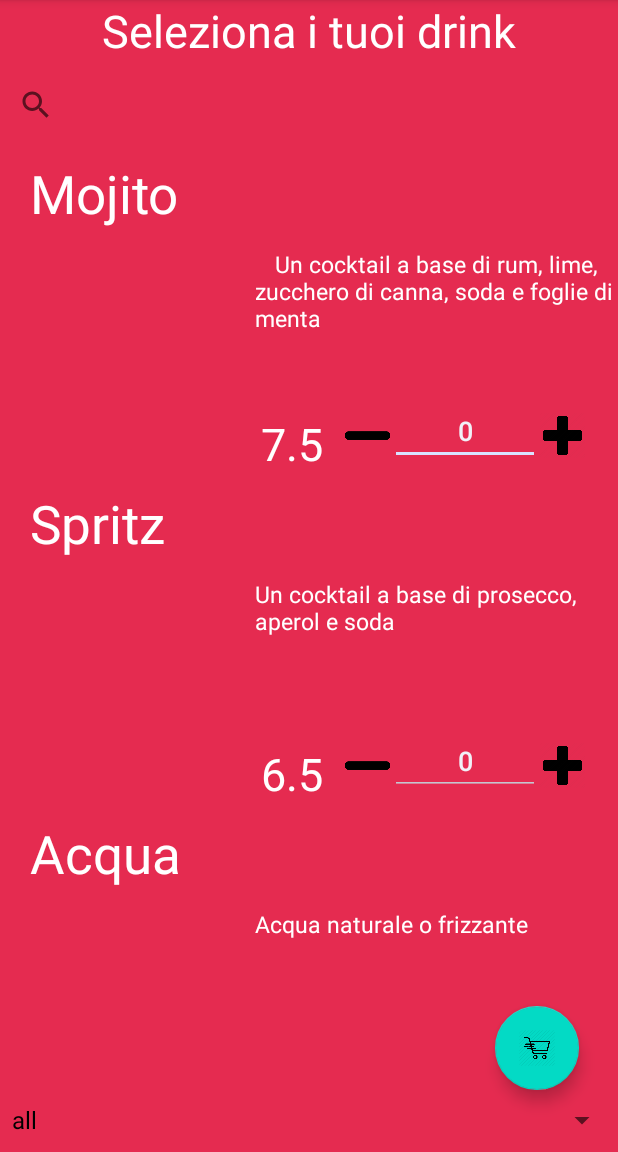
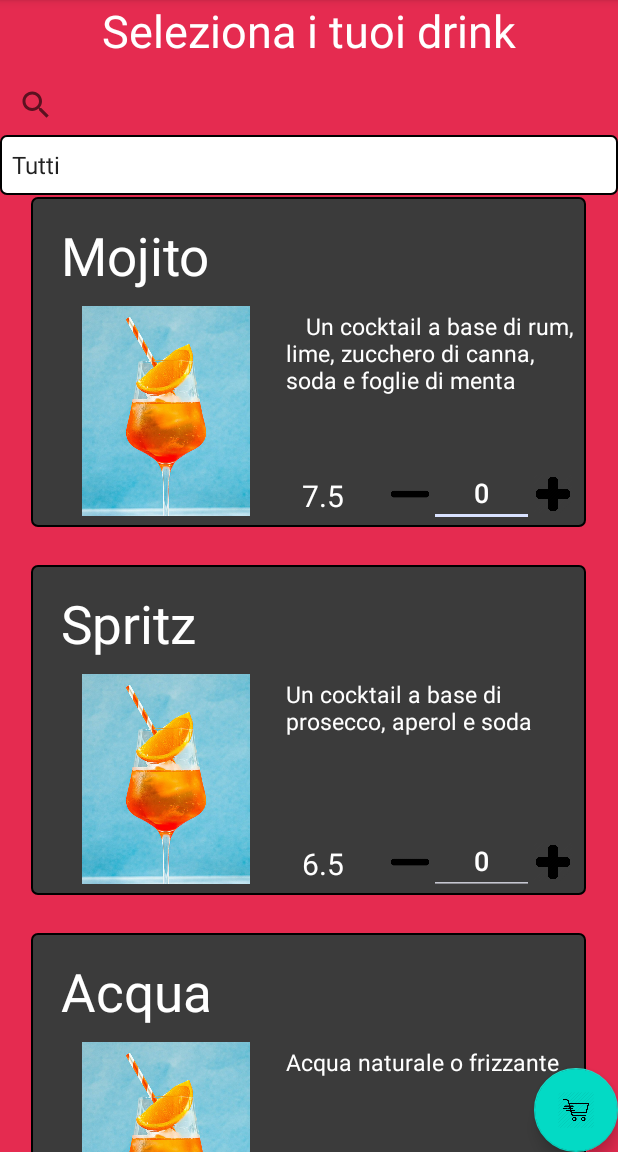
Before and after one commit to giulioborriello/DrinkProject, an Android app: the screen it shows after launch (DrinkActivity), after a tap on "next step", on a phone screen of 412 x 824 dp, the part 84-1236 px from its top. Run offline under Robolectric (Android 15) with nearby library versions, the phone set to English and light mode, and no system bars; Roboto replaces fonts that are not available here.

Commit message:
migliorata esteticamente l'interfaccia e aggiunta la possibilità di fare swipe verso destra per eliminare un elemento dal carrello

```diff
--- a/app/build.gradle
+++ b/app/build.gradle
@@ -45,6 +45,7 @@ android {
 }
 
 dependencies {
+    implementation 'androidx.recyclerview:recyclerview:1.3.0'
     implementation 'org.apache.commons:commons-text:1.9'
     implementation 'com.google.code.gson:gson:2.8.9'
     implementation 'org.postgresql:postgresql:42.2.5'
--- a/app/src/main/java/com/example/drinkproject/activities/CarrelloActivity.java
+++ b/app/src/main/java/com/example/drinkproject/activities/CarrelloActivity.java
@@ -2,6 +2,7 @@ package com.example.drinkproject.activities;
 
 import androidx.annotation.NonNull;
 import androidx.appcompat.app.AppCompatActivity;
+import androidx.recyclerview.widget.DefaultItemAnimator;
 import androidx.recyclerview.widget.LinearLayoutManager;
 import androidx.recyclerview.widget.RecyclerView;
 
@@ -30,12 +31,9 @@ public class CarrelloActivity extends AppCompatActivity {
         setContentView(R.layout.activity_carrello);
 
         recyclerView = findViewById(R.id.recyclerViewOrderSummary);
-        List<DrinkOrdine> drinks = controller.getSummary();
 
         recyclerView.setLayoutManager(new LinearLayoutManager(getApplicationContext()));
-        recyclerView.setAdapter(new CarrelloAdapter(getApplicationContext(), drinks, findViewById(R.id.totalCounter)));
-
-
+        recyclerView.setAdapter(new CarrelloAdapter(getApplicationContext(), findViewById(R.id.totalCounter), recyclerView));
     }
 
 
--- a/app/src/main/java/com/example/drinkproject/activities/DrinkActivity.java
+++ b/app/src/main/java/com/example/drinkproject/activities/DrinkActivity.java
@@ -28,6 +28,7 @@ public class DrinkActivity extends AppCompatActivity {
     private final Controller controller = Controller.getInstance();
     List<Drink> drinks = controller.getDrinks();
     DrinksAdapter myAdapter;
+    private  boolean doubleBackToExitPressedOnce=false;
 
 
     @Override
@@ -37,11 +38,11 @@ public class DrinkActivity extends AppCompatActivity {
         //TODO add logic for filter menu and query to db
         Spinner dropDownFilterMenu = findViewById(R.id.dropDownMenu);
         String[] filters = controller.getCategorie();
-        ArrayAdapter<String> adapter = new ArrayAdapter<>(this, android.R.layout.simple_spinner_dropdown_item, filters);
+        ArrayAdapter<String> adapter = new ArrayAdapter<>(this, android.R.layout.simple_spinner_item, filters);
         dropDownFilterMenu.setAdapter(adapter);
 
         RecyclerView recyclerView = findViewById(R.id.drinkRecyclerView);
-        myAdapter = new DrinksAdapter(getApplicationContext(), drinks);
+        myAdapter = new DrinksAdapter(getApplicationContext());
 
         recyclerView.setLayoutManager(new LinearLayoutManager(getApplicationContext()));
 
@@ -49,13 +50,10 @@ public class DrinkActivity extends AppCompatActivity {
     }
 
 
-
     @SuppressWarnings("deprecation")
     @Override
     protected void onResume(){
         super.onResume();
-
-
 
         FloatingActionButton goToCartButton = findViewById(R.id.goToCartButton);
         goToCartButton.setOnClickListener(v -> {
@@ -66,6 +64,7 @@ public class DrinkActivity extends AppCompatActivity {
                 Toast.makeText(getApplicationContext(), "Il carrello è vuoto", Toast.LENGTH_SHORT).show();
             }
         });
+
 
         Spinner dropDownFilterMenu = findViewById(R.id.dropDownMenu);
         dropDownFilterMenu.setOnItemSelectedListener(new AdapterView.OnItemSelectedListener() {
@@ -78,7 +77,9 @@ public class DrinkActivity extends AppCompatActivity {
             public void onNothingSelected(AdapterView<?> parent) {}
         });
 
+
         SearchView searchView = findViewById(R.id.searchView);
+        searchView.setOnClickListener(v -> searchView.setIconified(false));
         searchView.setOnQueryTextListener(new SearchView.OnQueryTextListener() {
             @Override
             public boolean onQueryTextSubmit(String query) {
@@ -94,36 +95,17 @@ public class DrinkActivity extends AppCompatActivity {
     }
 
 
-
-
-    private  boolean doubleBackToExitPressedOnce=false;
     @SuppressWarnings("deprecation")
     @Override
     public void onBackPressed() {
         if (doubleBackToExitPressedOnce) {
-
             finishAffinity();
             System.exit(0);
         }
-
         this.doubleBackToExitPressedOnce = true;
         Toast.makeText(this, "premi ancora per uscire", Toast.LENGTH_SHORT).show();
-
         new Handler().postDelayed(() -> doubleBackToExitPressedOnce=false, 2000);
     }
-
-
-
-
-
-
-
-
-
-
-
-
-
 
 
     @SuppressLint("NotifyDataSetChanged")
--- a/app/src/main/java/com/example/drinkproject/activities/PagamentoActivity.java
+++ b/app/src/main/java/com/example/drinkproject/activities/PagamentoActivity.java
@@ -22,12 +22,8 @@ public class PagamentoActivity extends AppCompatActivity {
         super.onCreate(savedInstanceState);
         setContentView(R.layout.activity_pagamento);
 
-
         EditText numeroCarta = findViewById(R.id.numeroCarta);
         numeroCarta.addTextChangedListener(new CreditCardTextWatcher(numeroCarta));
-
-
-
 
         String[] months = new String[]{"Gennaio", "Febbraio", "Marzo", "Aprile", "Maggio", "Giugno", "Luglio", "Agosto", "Settembre", "Ottobre", "Novembre", "Dicembre"};
 
@@ -36,7 +32,6 @@ public class PagamentoActivity extends AppCompatActivity {
 
         Spinner mesiSpinner = findViewById(R.id.meseScadenza);
         mesiSpinner.setAdapter(mesiAdapter);
-
 
         String[] anni = new String[]{"2024", "2025", "2026", "2027", "2028", "2029", "2030"};
 
--- a/app/src/main/java/com/example/drinkproject/views/DrinksAdapter.java
+++ b/app/src/main/java/com/example/drinkproject/views/DrinksAdapter.java
@@ -1,8 +1,6 @@
     package com.example.drinkproject.views;
 
     import android.content.Context;
-    import android.graphics.Bitmap;
-    import android.graphics.BitmapFactory;
     import android.text.Editable;
     import android.text.TextWatcher;
     import android.view.LayoutInflater;
@@ -24,17 +22,15 @@
 
     public class DrinksAdapter extends RecyclerView.Adapter<DrinksHolder> implements Filterable {
         Context context;
-        private List<Drink> drinks;
-        private final List<Drink> filteredDrinks;
         private final LayoutInflater inflater;
         private Filter filter;
         Controller controller = Controller.getInstance();
+        private List<Drink> drinks = controller.getDrinks();
+        private final List<Drink> filteredDrinks = new ArrayList<>(drinks);
 
 
-        public DrinksAdapter(Context context, List<Drink> drinks) {
+        public DrinksAdapter(Context context) {
             this.context = context;
-            this.drinks = drinks;
-            this.filteredDrinks = new ArrayList<>(drinks);
             inflater = LayoutInflater.from(context);
             this.filter = getFilter();
         }
@@ -53,15 +49,15 @@
             String name = filteredDrinks.get(position).getNome();
             String description = filteredDrinks.get(position).getDescrizione();
 
-            Double aDouble = filteredDrinks.get(position).getPrezzo();
-            String price = aDouble.toString();
+            double aDouble = filteredDrinks.get(position).getPrezzo();
+            String price = Double.toString(aDouble);
 
-            Bitmap bitmap = BitmapFactory.decodeByteArray(drinks.get(position).getImmagine(), 0, drinks.get(position).getImmagine().length);
+            //Bitmap bitmap = BitmapFactory.decodeByteArray(drinks.get(position).getImmagine(), 0, drinks.get(position).getImmagine().length);
 
             holder.nome.setText(name);
             holder.descrizione.setText(description);
             holder.prezzo.setText(price);
-            holder.immagine.setImageBitmap(bitmap);
+            holder.immagine.setImageResource(R.drawable.spritz);
             holder.id = filteredDrinks.get(position).getId();
             holder.quantita.setText(controller.getQuantitaOrdinata(filteredDrinks.get(position).getId()));
 
@@ -119,11 +115,7 @@
                     String filterString = constraint.toString().toLowerCase().trim();
                     List<Drink> filteredList = new ArrayList<>();
 
-                    if (filterString.equals("all")) {
-                        filteredList.addAll(drinks);
-                    } else {
-                        filteredList.addAll(controller.FiltraDrinkPerCategoria(filterString));
-                    }
+                    filtraInBaseAllaCategoria(filterString, filteredList);
 
                     FilterResults filterResults = new FilterResults();
                     filterResults.values = filteredList;
@@ -140,6 +132,24 @@
             });
         }
 
+        private void filtraInBaseAllaCategoria(String filterString, List<Drink> filteredList) {
+            if (filterString.equalsIgnoreCase("Tutti")) {
+                filteredList.addAll(drinks);
+            }
+
+            else if (filterString.equalsIgnoreCase("Consigliati in base ai tuoi gusti")) {
+                filteredList.addAll(controller.getSuggeritiInbaseAiTuoiGusti());
+            }
+
+            else if (filterString.equalsIgnoreCase("Consigliati in base alle tue tendenze")) {
+                filteredList.addAll(controller.getSuggeritiInBaseAlleTendenze());
+            }
+
+            else {
+                filteredList.addAll(controller.FiltraDrinkPerCategoria(filterString));
+            }
+        }
+
 
         @Override
         public Filter getFilter() {
@@ -149,11 +159,7 @@
                     String filterString = constraint.toString().toLowerCase().trim();
                     List<Drink> filteredList = new ArrayList<>();
 
-                    if (filterString.isEmpty()) {
-                        filteredList.addAll(drinks);
-                    } else {
-                        filteredList.addAll(controller.cercaDrink(filterString));
-                    }
+                    filtraInBaseAllaRicerca(filterString.isEmpty(), filteredList, drinks, controller.cercaDrink(filterString));
 
                     FilterResults filterResults = new FilterResults();
                     filterResults.values = filteredList;
@@ -170,4 +176,12 @@
             };
         }
 
+
+        private void filtraInBaseAllaRicerca(boolean filterString, List<Drink> filteredList, List<Drink> drinks, ArrayList<Drink> controller) {
+            if (filterString) {
+                filteredList.addAll(drinks);
+            } else {
+                filteredList.addAll(controller);
+            }
+        }
     }
--- a/app/src/main/java/com/example/drinkproject/views/DrinksHolder.java
+++ b/app/src/main/java/com/example/drinkproject/views/DrinksHolder.java
@@ -23,12 +23,12 @@ public class DrinksHolder extends RecyclerView.ViewHolder {
     public DrinksHolder(@NonNull View itemView) {
         super(itemView);
         context = itemView.getContext();
-        prezzo = itemView.findViewById(R.id.prezzoDrinkCarrello);
-        immagine = itemView.findViewById(R.id.immagineDrinkCarrello);
-        nome = itemView.findViewById(R.id.drinkName);
-        descrizione = itemView.findViewById(R.id.descrizioneDrinkCarrello);
-        quantita = itemView.findViewById(R.id.quantitaDrink);
-        aggiungiUnDrink = itemView.findViewById(R.id.bottonePiuCarrello);
-        rimuoviUnDrink = itemView.findViewById(R.id.bottoneMenoCarrello);
+        prezzo = itemView.findViewById(R.id.prezzoDrink);
+        immagine = itemView.findViewById(R.id.immagineDrink);
+        nome = itemView.findViewById(R.id.nomeDrink);
+        descrizione = itemView.findViewById(R.id.descrizioneDrink);
+        quantita = itemView.findViewById(R.id.quantitaDrinkCarrello);
+        aggiungiUnDrink = itemView.findViewById(R.id.pulsantePiu);
+        rimuoviUnDrink = itemView.findViewById(R.id.pulsanteMeno);
     }
 }
--- a/app/src/main/java/controller/Controller.java
+++ b/app/src/main/java/controller/Controller.java
@@ -1,7 +1,5 @@
 package controller;
 
-import java.io.File;
-import java.io.FileInputStream;
 import java.io.IOException;
 import java.nio.file.Files;
 import java.nio.file.Paths;
@@ -89,21 +87,26 @@ public class Controller {
                 "Frullato di fragole, banane e yogurt\t",
                 4.5));
 
-        categorie.add("all");
+        categorie.add("Tutti");
         categorie.add("Frullati");
         categorie.add("Alcolici");
         categorie.add("Analcolici");
+        categorie.add("Consigliati in base ai tuoi gusti");
+        categorie.add("Consigliati in base alle tendenze");
 
-        for (Drink drink : listaDeiDrink) {
-            try {
-                drink.setImmagine(restituisciImmagineFake("/home/giulio/images/ImmaginiProgettoLSO/cocktail.jpg"));
-            } catch (IOException e) {
-                throw new RuntimeException(e);
-            }
-        }
+
+
+    //    for (Drink drink : listaDeiDrink) {
+      //      try {
+        //        drink.setImmagine(restituisciImmagineFake("/home/giulio/images/ImmaginiProgettoLSO/cocktail.jpg"));
+          //  } catch (IOException e) {
+            //    throw new RuntimeException(e);
+            //}
+        //}
+
     }
 
-
+/*
     public byte[] restituisciImmagineFake(String pathImmagine) throws IOException{
         File file = new File(pathImmagine);
         byte[] contenutoFile = new byte[(int) file.length()];
@@ -112,7 +115,7 @@ public class Controller {
         }
         return contenutoFile;
     }
-
+*/
 
     public void dump() {
         //TODO fare il dump dei drink
@@ -191,7 +194,9 @@ public class Controller {
         return true;
 
     }
-    public ArrayList<Drink> getSugeritiInbaseAiTuoiGusti(){
+
+
+    public ArrayList<Drink> getSuggeritiInbaseAiTuoiGusti(){
         int idUtente= Integer.parseInt(utente.getId());
         //funzione di lorenzo che sceglie in base agli ingredienti
         /*
@@ -204,7 +209,9 @@ public class Controller {
 
         return  listaSuggerita;
     }
-    public ArrayList<Drink> getSugerimentiNuoviInBaseAiTuoiGusti(){
+
+
+    public ArrayList<Drink> getSuggeritiInBaseAlleTendenze(){
         //funzione di Rai
         int idUtente= Integer.parseInt(utente.getId());
         /*
@@ -216,6 +223,8 @@ public class Controller {
 
         return  listaSuggerita;
     }
+
+
     public boolean signIn(String name, String surname, String username, String password) {
         //TODO fare il signin
         /*
@@ -228,7 +237,7 @@ public class Controller {
                 "VALUES (" +
                 "'" + name+ "'," + "'" + surname+ "'," + "'" + username+ "'," + "'" + password+"'" +
                 ");";
-/*
+
         try {
             if( (Connessione.getInstance().sendInsert(queryInsertUtente)) ){
                 return true;
@@ -243,7 +252,7 @@ public class Controller {
             return  false;
         }
 
-*/
+    */
 
         utente = new Utente("0", name, surname, username, password);
         return true;
--- /dev/null
+++ b/app/src/main/res/drawable/rectangle_recyclerview_item.xml
@@ -0,0 +1,7 @@
+<?xml version="1.0" encoding="utf-8"?>
+<shape xmlns:android="http://schemas.android.com/apk/res/android"
+    android:shape="rectangle">
+    <stroke android:width="1dp" android:color="@color/black"/>
+    <solid android:color="@color/backgroud_recyclerview_item"/>
+    <corners android:radius="4dp"/>
+</shape>
--- /dev/null
+++ b/app/src/main/res/drawable/rectangle_spinner.xml
@@ -0,0 +1,6 @@
+<?xml version="1.0" encoding="utf-8"?>
+<shape xmlns:android="http://schemas.android.com/apk/res/android" android:shape="rectangle">
+    <solid android:color="@color/white"/>
+    <corners android:radius="4dp"/>
+    <stroke android:width="1dp" android:color="@color/black"/>
+</shape>
--- a/app/src/main/res/layout/activity_carrello.xml
+++ b/app/src/main/res/layout/activity_carrello.xml
@@ -21,10 +21,11 @@
 
     <androidx.recyclerview.widget.RecyclerView
         android:id="@+id/recyclerViewOrderSummary"
-        android:layout_width="match_parent"
+        android:layout_width="370dp"
         android:layout_height="570dp"
         android:layout_below="@id/textViewOrderSummary"
-        android:layout_above="@id/paymentButton"/>
+        android:layout_above="@id/paymentButton"
+        android:layout_centerInParent="true" />
 
 
     <TextView
--- a/app/src/main/res/layout/activity_drink.xml
+++ b/app/src/main/res/layout/activity_drink.xml
@@ -8,20 +8,22 @@
     tools:context=".activities.DrinkActivity">
 
     <androidx.recyclerview.widget.RecyclerView
-        android:layout_below="@id/searchView"
-        android:layout_width="match_parent"
-        android:layout_height="550dp"
-        android:layout_above="@id/goToCartButton"
-        android:id="@+id/drinkRecyclerView"/>
+        android:id="@+id/drinkRecyclerView"
+        android:layout_width="370dp"
+        android:layout_height="match_parent"
+        android:layout_below="@id/dropDownMenu"
+        android:layout_centerInParent="true" />
 
     <Spinner
         android:id="@+id/dropDownMenu"
         android:layout_width="match_parent"
         android:layout_height="40dp"
-        android:layout_alignParentBottom="true"
+        android:layout_below="@id/searchView"
         android:layout_marginBottom="1dp"
         android:tooltipText="Filters"
-        android:spinnerMode="dropdown" />
+        android:spinnerMode="dropdown"
+        android:background="@drawable/rectangle_spinner"
+        android:popupBackground="@drawable/rectangle_spinner" />
 
     <SearchView
         android:id="@+id/searchView"
@@ -42,9 +44,8 @@
         android:id="@+id/goToCartButton"
         android:layout_width="wrap_content"
         android:layout_height="wrap_content"
-        android:layout_above="@id/dropDownMenu"
-        android:layout_marginLeft="330dp"
-        android:layout_alignParentBottom="false"
+        android:layout_alignParentBottom="true"
+        android:layout_alignParentEnd="true"
         android:clickable="true"
         app:srcCompat="@drawable/shoppingcarticon" />
 </RelativeLayout>
--- a/app/src/main/res/layout/drink_view.xml
+++ b/app/src/main/res/layout/drink_view.xml
@@ -2,20 +2,22 @@
 <RelativeLayout xmlns:android="http://schemas.android.com/apk/res/android"
     android:layout_width="match_parent"
     android:layout_height="220dp"
+    android:background="@drawable/rectangle_recyclerview_item"
+    android:layout_marginBottom="25dp"
     xmlns:app="http://schemas.android.com/apk/res-auto">
 
     <ImageView
-        android:id="@+id/immagineDrinkCarrello"
+        android:id="@+id/immagineDrink"
         android:layout_width="140dp"
         android:layout_height="140dp"
-        android:layout_below="@+id/drinkName"
+        android:layout_below="@+id/nomeDrink"
         android:layout_marginStart="20dp"
         android:layout_marginTop="7dp"
         app:srcCompat="@drawable/spritz"
         android:contentDescription="@string/image_of_the_drink" />
 
     <TextView
-        android:id="@+id/drinkName"
+        android:id="@+id/nomeDrink"
         android:layout_width="match_parent"
         android:textSize="35sp"
         android:layout_marginStart="20dp"
@@ -27,56 +29,58 @@
         android:layout_height="50dp"/>
 
     <TextView
-        android:id="@+id/descrizioneDrinkCarrello"
+        android:id="@+id/descrizioneDrink"
         android:layout_width="300dp"
         android:layout_height="100dp"
         android:text=""
         android:textColor="@color/white"
         android:textSize="15sp"
-        android:layout_below="@id/drinkName"
+        android:layout_below="@id/nomeDrink"
         android:layout_marginStart="10sp"
         android:layout_marginTop="10sp"
-        android:layout_toEndOf="@id/immagineDrinkCarrello" />
+        android:layout_toEndOf="@id/immagineDrink" />
 
     <TextView
-        android:id="@+id/prezzoDrinkCarrello"
+        android:id="@+id/prezzoDrink"
         android:layout_width="70dp"
         android:layout_height="match_parent"
-        android:layout_below="@id/descrizioneDrinkCarrello"
-        android:layout_toEndOf="@id/immagineDrinkCarrello"
+        android:layout_below="@id/descrizioneDrink"
+        android:layout_toEndOf="@id/immagineDrink"
         android:layout_marginTop="10sp"
         android:textAlignment="center"
-        android:textSize="30sp"
+        android:textSize="20sp"
         android:text=""
         android:textColor="@color/white" />
 
 
     <Button
-        android:id="@+id/bottoneMenoCarrello"
-        android:layout_width="30dp"
-        android:layout_height="30dp"
+        android:id="@+id/pulsanteMeno"
+        android:layout_width="25dp"
+        android:layout_height="25dp"
         android:background="@drawable/blackminus"
-        android:layout_toEndOf="@id/prezzoDrinkCarrello"
-        android:layout_below="@id/descrizioneDrinkCarrello"
-        android:layout_marginTop="10dp"/>
+        android:layout_toEndOf="@id/prezzoDrink"
+        android:layout_below="@id/descrizioneDrink"
+        android:layout_marginTop="10dp"
+        android:layout_marginLeft="10sp"/>
 
     <Button
-        android:id="@+id/bottonePiuCarrello"
-        android:layout_width="30dp"
-        android:layout_height="30dp"
+        android:id="@+id/pulsantePiu"
+        android:layout_width="25dp"
+        android:layout_height="25dp"
         android:background="@drawable/blackcross"
-        android:layout_toEndOf="@id/quantitaDrink"
-        android:layout_below="@id/descrizioneDrinkCarrello"
+        android:layout_toEndOf="@id/quantitaDrinkCarrello"
+        android:layout_below="@id/descrizioneDrink"
         android:layout_marginTop="10dp"/>
 
     <EditText
-        android:id="@+id/quantitaDrink"
-        android:layout_width="100dp"
+        android:id="@+id/quantitaDrinkCarrello"
+        android:layout_width="70dp"
         android:layout_height="match_parent"
-        android:layout_toEndOf="@+id/bottoneMenoCarrello"
-        android:layout_below="@id/descrizioneDrinkCarrello"
+        android:layout_toEndOf="@+id/pulsanteMeno"
+        android:layout_below="@id/descrizioneDrink"
         android:textAlignment="center"
-        android:inputType="number"/>
+        android:inputType="number"
+        android:textColor="@color/white"/>
 
 
 </RelativeLayout>
--- a/app/src/main/res/values/colors.xml
+++ b/app/src/main/res/values/colors.xml
@@ -11,4 +11,5 @@
     <color name="persian_blue">#11518a</color>
     <color name="orange">#ff9401</color>
     <color name="sky_blue">#33ccff</color>
+    <color name="backgroud_recyclerview_item">#3B3B3B</color>
 </resources>
```
Also changed, not shown: app/src/main/java/com/example/drinkproject/otherClasses/SwipeToDeleteCallback.java (added, +59 -0 lines), app/src/main/java/com/example/drinkproject/views/CarrelloAdapter.java (+44 -17 lines), app/src/main/java/com/example/drinkproject/views/CarrelloHolder.java (+7 -7 lines), app/src/main/res/layout/activity_main.xml (+6 -6 lines), app/src/main/res/layout/activity_pagamento.xml (+8 -8 lines), app/src/main/res/layout/activity_registrazione.xml (+0 -27 lines), app/src/main/res/layout/drink_view_carrello.xml (deleted, +0 -82 lines).
